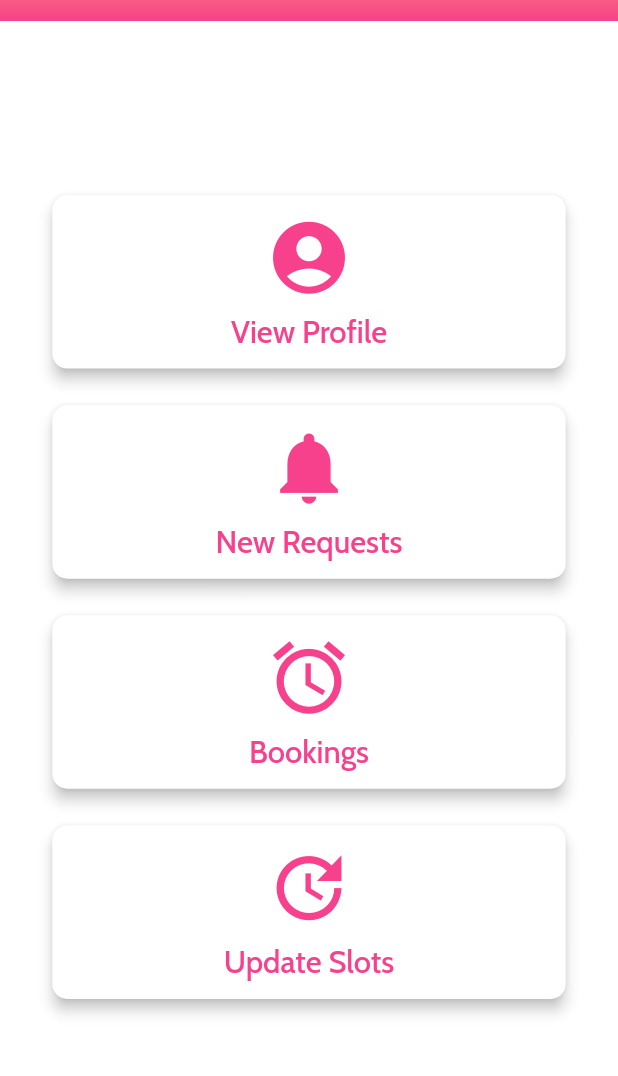
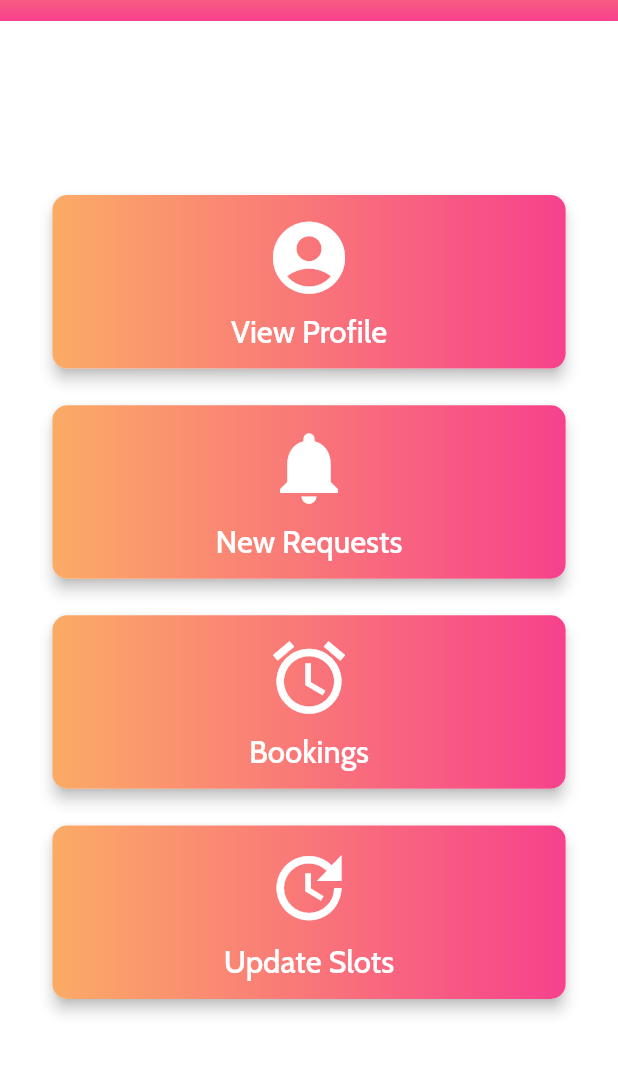
Before and after one commit to axactstudios/Doctor-Appointment, a Flutter app: the HomeScreen screen opened directly, on a phone screen of 412 x 824 dp, the part 63-1139 px from its top. Run offline on Flutter 3.47's test engine with Material 2 defaults, Android fonts, the light colour scheme and no system bars; our stand-ins replace avatar_glow, cloud_firestore, firebase_auth, flutter_speed_dial, flutter_svg, fluttertoast and 4 more; accounts and stored records are empty; project files that could hold a hidden picture were left out.

Commit message:
gradient added to all cards.

```diff
--- a/lib/Screens/home_screen.dart
+++ b/lib/Screens/home_screen.dart
@@ -72,6 +72,16 @@ class _HomeScreenState extends State<HomeScreen> with TickerProviderStateMixin {
                     borderRadius: BorderRadius.circular(10),
                   ),
                   elevation: 4,
+                  child: Container(
+                    decoration: BoxDecoration(
+                      borderRadius: BorderRadius.circular(10),
+                      gradient: new LinearGradient(
+                        colors: [
+                          MyColors.loginGradientStart,
+                          MyColors.loginGradientEnd
+                        ],
+                      ),
+                    ),
                     child: Padding(
                       padding: const EdgeInsets.all(8.0),
                       child: Column(
@@ -80,7 +90,7 @@ class _HomeScreenState extends State<HomeScreen> with TickerProviderStateMixin {
                           Icon(
                             Icons.account_circle,
                             size: pHeight * 0.07,
-                          color: MyColors.loginGradientEnd,
+                            color: Colors.white,
                           ),
                           SizedBox(
                             height: pHeight * 0.01,
@@ -88,11 +98,12 @@ class _HomeScreenState extends State<HomeScreen> with TickerProviderStateMixin {
                           Text(
                             'View Profile',
                             style: TextStyle(
-                            color: MyColors.loginGradientEnd,
+                              color: Colors.white,
                               fontSize: pHeight * 0.025,
                             ),
                           ),
                         ],
+                      ),
                     ),
                   ),
                 ),
@@ -110,6 +121,16 @@ class _HomeScreenState extends State<HomeScreen> with TickerProviderStateMixin {
                     borderRadius: BorderRadius.circular(10),
                   ),
                   elevation: 4,
+                  child: Container(
+                    decoration: BoxDecoration(
+                      borderRadius: BorderRadius.circular(10),
+                      gradient: new LinearGradient(
+                        colors: [
+                          MyColors.loginGradientStart,
+                          MyColors.loginGradientEnd
+                        ],
+                      ),
+                    ),
                     child: Padding(
                       padding: const EdgeInsets.all(8.0),
                       child: Column(
@@ -118,7 +139,7 @@ class _HomeScreenState extends State<HomeScreen> with TickerProviderStateMixin {
                           Icon(
                             Icons.notifications,
                             size: pHeight * 0.07,
-                          color: MyColors.loginGradientEnd,
+                            color: Colors.white,
                           ),
                           SizedBox(
                             height: pHeight * 0.01,
@@ -126,11 +147,12 @@ class _HomeScreenState extends State<HomeScreen> with TickerProviderStateMixin {
                           Text(
                             'New Requests',
                             style: TextStyle(
-                            color: MyColors.loginGradientEnd,
+                              color: Colors.white,
                               fontSize: pHeight * 0.025,
                             ),
                           ),
                         ],
+                      ),
                     ),
                   ),
                 ),
@@ -156,6 +178,16 @@ class _HomeScreenState extends State<HomeScreen> with TickerProviderStateMixin {
                     borderRadius: BorderRadius.circular(10),
                   ),
                   elevation: 4,
+                  child: Container(
+                    decoration: BoxDecoration(
+                      borderRadius: BorderRadius.circular(10),
+                      gradient: new LinearGradient(
+                        colors: [
+                          MyColors.loginGradientStart,
+                          MyColors.loginGradientEnd
+                        ],
+                      ),
+                    ),
                     child: Padding(
                       padding: const EdgeInsets.all(8.0),
                       child: Column(
@@ -164,7 +196,7 @@ class _HomeScreenState extends State<HomeScreen> with TickerProviderStateMixin {
                           Icon(
                             Icons.alarm,
                             size: pHeight * 0.07,
-                          color: MyColors.loginGradientEnd,
+                            color: Colors.white,
                           ),
                           SizedBox(
                             height: pHeight * 0.01,
@@ -172,11 +204,12 @@ class _HomeScreenState extends State<HomeScreen> with TickerProviderStateMixin {
                           Text(
                             'Bookings',
                             style: TextStyle(
-                            color: MyColors.loginGradientEnd,
+                              color: Colors.white,
                               fontSize: pHeight * 0.025,
                             ),
                           ),
                         ],
+                      ),
                     ),
                   ),
                 ),
@@ -202,6 +235,16 @@ class _HomeScreenState extends State<HomeScreen> with TickerProviderStateMixin {
                     borderRadius: BorderRadius.circular(10),
                   ),
                   elevation: 4,
+                  child: Container(
+                    decoration: BoxDecoration(
+                      borderRadius: BorderRadius.circular(10),
+                      gradient: new LinearGradient(
+                        colors: [
+                          MyColors.loginGradientStart,
+                          MyColors.loginGradientEnd
+                        ],
+                      ),
+                    ),
                     child: Padding(
                       padding: const EdgeInsets.all(8.0),
                       child: Column(
@@ -210,7 +253,7 @@ class _HomeScreenState extends State<HomeScreen> with TickerProviderStateMixin {
                           Icon(
                             Icons.update,
                             size: pHeight * 0.07,
-                          color: MyColors.loginGradientEnd,
+                            color: Colors.white,
                           ),
                           SizedBox(
                             height: pHeight * 0.01,
@@ -218,11 +261,12 @@ class _HomeScreenState extends State<HomeScreen> with TickerProviderStateMixin {
                           Text(
                             'Update Slots',
                             style: TextStyle(
-                            color: MyColors.loginGradientEnd,
+                              color: Colors.white,
                               fontSize: pHeight * 0.025,
                             ),
                           ),
                         ],
+                      ),
                     ),
                   ),
                 ),
```
Also changed, not shown: lib/Screens/ViewDetails.dart (+80 -10 lines), lib/Widgets/TimeSlotsCard.dart (+14 -3 lines). Lines whose indentation alone changed are shown as unchanged.
